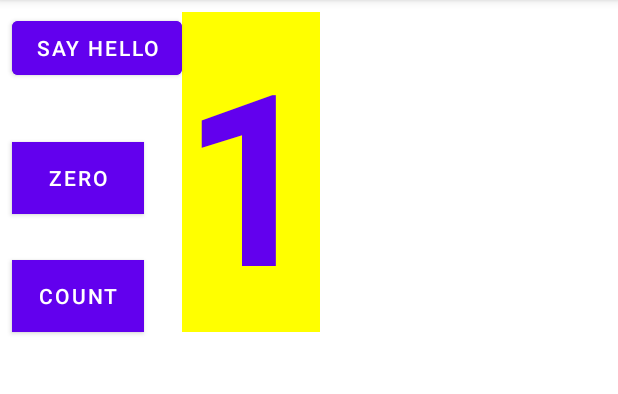
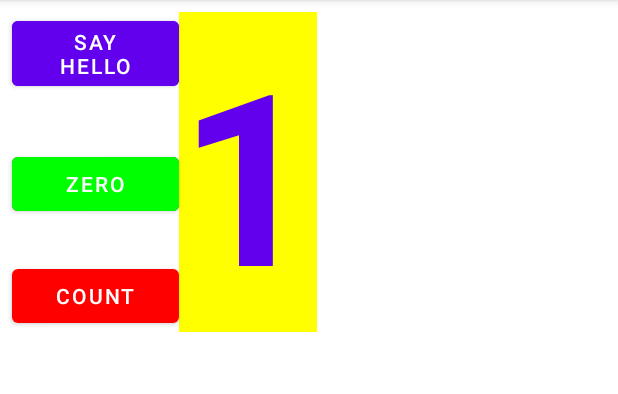
Before and after one commit to BakanovaE/Andersen_Task2_AndroidStudio, an Android app: the HelloToastActivity screen opened directly, with no data from a screen before it, after a tap on "COUNT", on a phone screen of 412 x 824 dp, the part 84-478 px from its top. Run offline under Robolectric (Android 15) with nearby library versions, the light colour scheme and no system bars.

Commit message:
Fixed bugs

```diff
--- a/app/src/main/java/org/martellina/androidstudio/CounterActivity.kt
+++ b/app/src/main/java/org/martellina/androidstudio/CounterActivity.kt
@@ -3,10 +3,11 @@ package org.martellina.androidstudio
 import androidx.appcompat.app.AppCompatActivity
 import android.os.Bundle
 import android.os.PersistableBundle
-import android.util.Log
 import android.view.View
 import android.widget.Button
 import android.widget.TextView
+
+private const val COUNTER = "count"
 
 class CounterActivity : AppCompatActivity() {
 
@@ -22,8 +23,7 @@ class CounterActivity : AppCompatActivity() {
         textView = findViewById(R.id.textView2)
 
         if (savedInstanceState != null) {
-            myCounter = savedInstanceState.getInt("counter")
-            textView.text = myCounter.toString()
+            textView.text = savedInstanceState.getString(COUNTER)
         }
     }
 
@@ -34,7 +34,7 @@ class CounterActivity : AppCompatActivity() {
 
     override fun onSaveInstanceState(outState: Bundle, outPersistentState: PersistableBundle) {
         super.onSaveInstanceState(outState, outPersistentState)
-        outState.putInt("counter", myCounter)
-        }
+        outState.putString(COUNTER, textView.text.toString())
+    }
 
 }
--- a/app/src/main/java/org/martellina/androidstudio/HelloToastActivity.kt
+++ b/app/src/main/java/org/martellina/androidstudio/HelloToastActivity.kt
@@ -22,7 +22,6 @@ class HelloToastActivity : AppCompatActivity() {
         setContentView(R.layout.activity_hello_toast)
         mShowCount = findViewById(R.id.show_count)
         zeroButton = findViewById(R.id.button_zero)
-        zeroButton.setBackgroundResource(R.color.gray)
     }
 
     fun showToast(view: View) {
@@ -37,15 +36,15 @@ class HelloToastActivity : AppCompatActivity() {
         mCount++
         mShowCount.text = mCount.toString()
         if (mCount % 2 == 0) {
-            view.setBackgroundResource(R.color.button1)
+            view.setBackgroundColor(Color.BLACK)
         } else {
-            view.setBackgroundResource(R.color.button2)
+            view.setBackgroundColor(Color.RED)
         }
-        zeroButton.setBackgroundResource(R.color.purple_700)
+        zeroButton.setBackgroundColor(Color.GREEN)
     }
 
     fun makeZero(view: View) {
         mShowCount.text = 0.toString()
-        view.setBackgroundResource(R.color.gray)
+        view.setBackgroundColor(Color.DKGRAY)
     }
 }
--- a/app/src/main/res/layout-land/activity_hello_toast.xml
+++ b/app/src/main/res/layout-land/activity_hello_toast.xml
@@ -8,7 +8,7 @@
 
     <Button
         android:id="@+id/button_toast"
-        android:layout_width="wrap_content"
+        android:layout_width="119dp"
         android:layout_height="wrap_content"
         android:layout_marginStart="8dp"
         android:onClick="showToast"
@@ -19,7 +19,7 @@
 
     <Button
         android:id="@+id/button_count"
-        android:layout_width="wrap_content"
+        android:layout_width="119dp"
         android:layout_height="wrap_content"
         android:layout_marginStart="8dp"
         android:onClick="countUp"
@@ -50,10 +50,11 @@
 
     <Button
         android:id="@+id/button_zero"
-        android:layout_width="wrap_content"
+        android:layout_width="119dp"
         android:layout_height="wrap_content"
         android:layout_marginStart="8dp"
         android:layout_marginTop="8dp"
+        android:backgroundTint="@color/gray"
         android:onClick="makeZero"
         android:text="@string/button_label_zero"
         android:textColor="@android:color/white"
--- a/app/src/main/res/layout-sw600dp/activity_hello_toast.xml
+++ b/app/src/main/res/layout-sw600dp/activity_hello_toast.xml
@@ -9,38 +9,45 @@
     <Button
         android:id="@+id/button_toast"
         android:layout_width="0dp"
-        android:layout_height="wrap_content"
+        android:layout_height="186dp"
         android:layout_marginStart="8dp"
         android:layout_marginTop="8dp"
+        android:layout_marginEnd="8dp"
         android:onClick="showToast"
         android:text="@string/button_label_toast"
         android:textColor="@android:color/white"
         android:textSize="60sp"
+        app:layout_constraintEnd_toStartOf="@+id/button_zero"
         app:layout_constraintStart_toStartOf="parent"
         app:layout_constraintTop_toTopOf="parent" />
 
     <Button
         android:id="@+id/button_zero"
-        android:layout_width="255dp"
-        android:layout_height="wrap_content"
+        android:layout_width="0dp"
+        android:layout_height="186dp"
         android:layout_marginStart="8dp"
+        android:layout_marginEnd="8dp"
+        android:backgroundTint="@color/gray"
         android:onClick="makeZero"
         android:text="@string/button_label_zero"
         android:textColor="@android:color/white"
         android:textSize="60sp"
-        app:layout_constraintBaseline_toBaselineOf="@+id/button_toast"
+        app:layout_constraintBottom_toBottomOf="@+id/button_toast"
+        app:layout_constraintEnd_toStartOf="@+id/button_count"
         app:layout_constraintStart_toEndOf="@+id/button_toast" />
 
     <Button
         android:id="@+id/button_count"
-        android:layout_width="255dp"
-        android:layout_height="wrap_content"
+        android:layout_width="0dp"
+        android:layout_height="186dp"
         android:layout_marginStart="8dp"
+        android:layout_marginEnd="8dp"
         android:onClick="countUp"
         android:text="@string/button_label_count"
         android:textColor="@android:color/white"
         android:textSize="60sp"
-        app:layout_constraintBaseline_toBaselineOf="@+id/button_toast"
+        app:layout_constraintBottom_toBottomOf="@+id/button_zero"
+        app:layout_constraintEnd_toEndOf="@+id/show_count"
         app:layout_constraintStart_toEndOf="@+id/button_zero" />
 
     <TextView
--- a/app/src/main/res/layout/activity_counter.xml
+++ b/app/src/main/res/layout/activity_counter.xml
@@ -11,6 +11,7 @@
         android:layout_width="wrap_content"
         android:layout_height="wrap_content"
         android:layout_marginTop="16dp"
+        android:text="@string/_0"
         app:layout_constraintEnd_toEndOf="parent"
         app:layout_constraintStart_toStartOf="parent"
         app:layout_constraintTop_toTopOf="parent" />
--- a/app/src/main/res/layout/activity_hello_toast.xml
+++ b/app/src/main/res/layout/activity_hello_toast.xml
@@ -8,7 +8,7 @@
 
     <Button
         android:id="@+id/button_toast"
-        android:layout_width="wrap_content"
+        android:layout_width="111dp"
         android:layout_height="wrap_content"
         android:layout_marginStart="8dp"
         android:layout_marginTop="8dp"
@@ -21,7 +21,7 @@
 
     <Button
         android:id="@+id/button_count"
-        android:layout_width="wrap_content"
+        android:layout_width="111dp"
         android:layout_height="wrap_content"
         android:layout_marginStart="8dp"
         android:onClick="countUp"
@@ -47,10 +47,11 @@
 
     <Button
         android:id="@+id/button_zero"
-        android:layout_width="wrap_content"
+        android:layout_width="111dp"
         android:layout_height="wrap_content"
         android:layout_marginStart="8dp"
         android:layout_marginTop="8dp"
+        android:backgroundTint="@color/gray"
         android:onClick="makeZero"
         android:text="@string/button_label_zero"
         android:textColor="@android:color/white"
--- a/app/src/main/res/values/strings.xml
+++ b/app/src/main/res/values/strings.xml
@@ -89,5 +89,6 @@ This volume starts with the first new Beatle song, “Free as a Bird” (based o
     <string name="task_2_3_receiver">Task 2.3 Receiver</string>
     <string name="uri_label">URI: </string>
     <string name="take_a_picture">Take A Picture</string>
+    <string name="_0">0</string>
 
 </resources>
```
